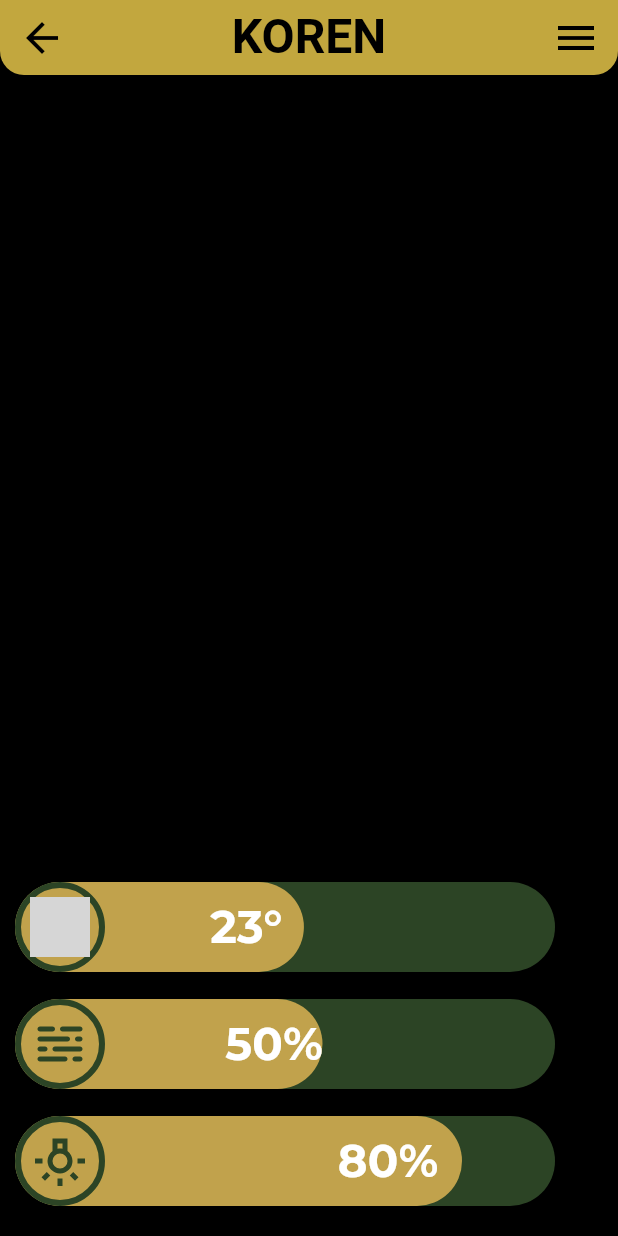
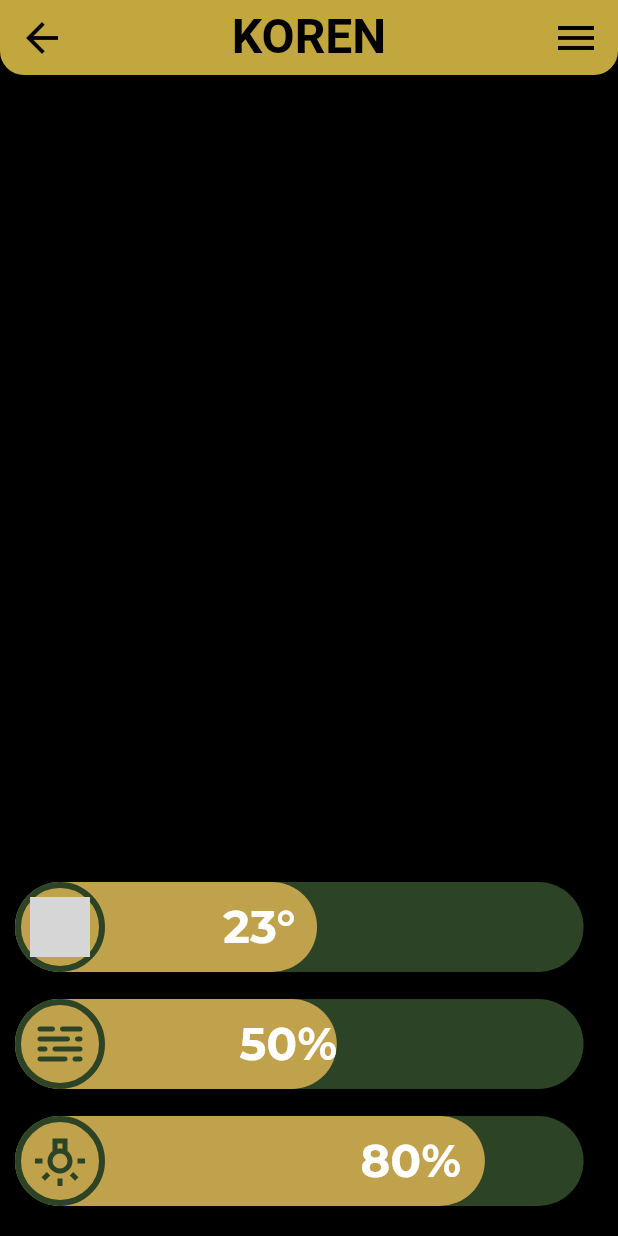
Before and after one commit to VodopadGames/koren_app, a Flutter app: the screen it shows after launch, on a phone screen of 412 x 824 dp. Run offline on Flutter 3.47's test engine with Material 3 defaults, Android fonts, the phone set to English and light mode, and no system bars; our stand-ins replace firebase_core, flutter_svg; accounts and stored records are empty; Roboto replaces fonts that are missing (Montserat); grey boxes are pictures that could not be loaded.

Commit message:
made sliders responsive

```diff
--- a/lib/custom_slider.dart
+++ b/lib/custom_slider.dart
@@ -26,6 +26,11 @@ class CustomSlider extends StatefulWidget {
 class CustomSliderState extends State<CustomSlider> {
   @override
   Widget build(BuildContext context) {
+    double screenWidth = MediaQuery.of(context).size.width;
+    double sliderWidth = screenWidth * 0.92; // % от ширината на екрана
+    double filledWidth = ((widget.value - widget.min) / (widget.max - widget.min)) * (sliderWidth - 50) + 50;
+    double textPosition = ((widget.value - widget.min) / (widget.max - widget.min)) * (sliderWidth - 110) + 15;
+
     return Column(
       crossAxisAlignment: CrossAxisAlignment.start,
       children: [
@@ -36,7 +41,7 @@ class CustomSliderState extends State<CustomSlider> {
             alignment: Alignment.centerLeft,
             children: [
               Container(
-                width: 360,
+                width: sliderWidth,
                 height: 60,
                 decoration: BoxDecoration(
                   color: Color(0xFF2C4425),
@@ -44,7 +49,7 @@ class CustomSliderState extends State<CustomSlider> {
                 ),
               ),
               Container(
-                width: ((widget.value - widget.min) / (widget.max - widget.min)) * 310 + 50,
+                width: filledWidth,
                 height: 60,
                 decoration: BoxDecoration(
                   color: Color(0xFFC1A24C),
@@ -75,7 +80,7 @@ class CustomSliderState extends State<CustomSlider> {
                 ),
               ),
               Positioned(
-                left: ((widget.value - widget.min) / (widget.max - widget.min)) * 250 + 15,
+                left: textPosition,
                 child: Text(
                   widget.value >= 10
                   ? "${widget.value.toInt()}${widget.showPercentage ? '%' : '°'}"
```
